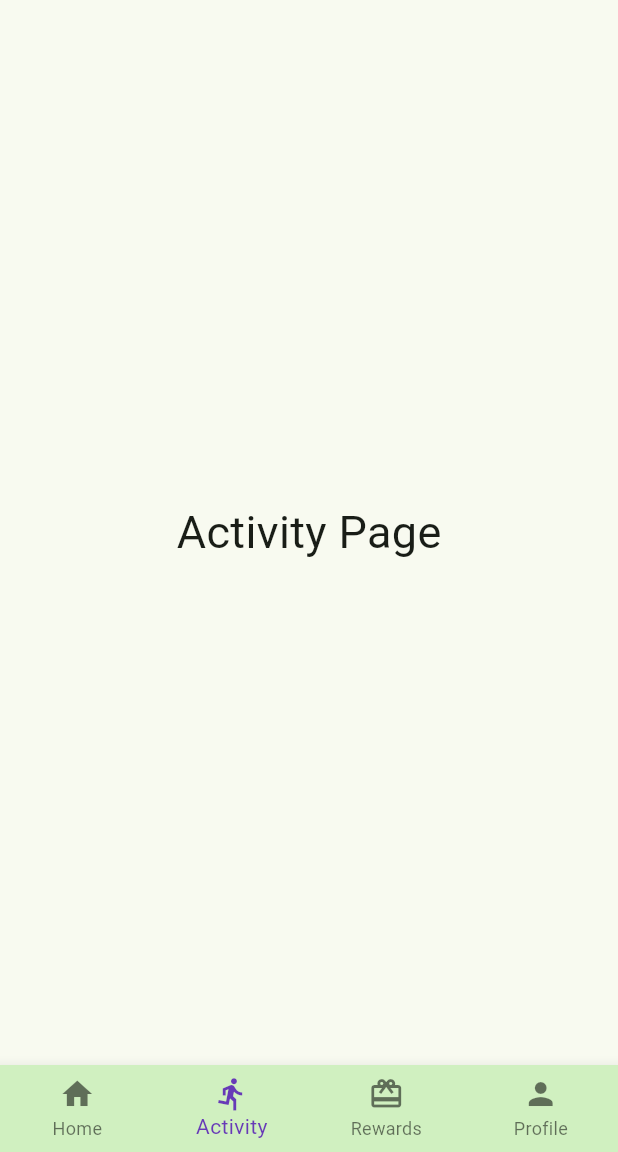
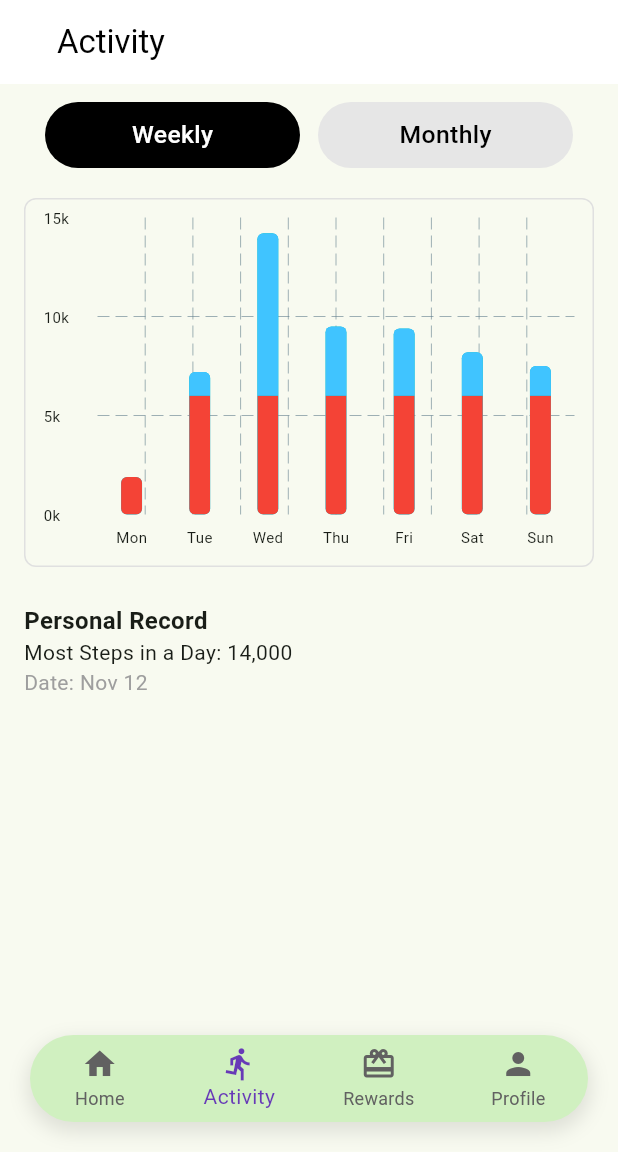
Before and after one commit to AceAsif/Steps4Perks-app, a Flutter app: the screen it shows after launch, item 2 of the bottom bar chosen, on a phone screen of 412 x 824 dp, the part 84-1236 px from its top. Run offline on Flutter 3.47's test engine with Material 3 defaults, Android fonts, the phone set to English and light mode, and no system bars; drawn by our look-alikes of fl_chart; our stand-ins replace syncfusion_flutter_gauges.

Commit message:
Updated the bottom navigation design. I made the activity page and the step bar chart. Also added a flutter library.

```diff
--- a/lib/features/bottomnavigation.dart
+++ b/lib/features/bottomnavigation.dart
@@ -1,6 +1,8 @@
 import 'package:flutter/material.dart';
 import 'package:myapp/view/homepage.dart'; // To use homepage.dart file code
 import 'package:myapp/view/rewardspage.dart'; // To use rewardspage.dart file code
+import 'package:myapp/view/activitypage.dart'; // To use activitypage.dart file code
+import 'package:myapp/view/profilepage.dart'; // To use profilepage.dart file code
 
 class Bottomnavigation extends StatefulWidget {
   const Bottomnavigation({super.key, required this.title});
@@ -14,17 +16,21 @@ class Bottomnavigation extends StatefulWidget {
 class _BottomnavigationState extends State<Bottomnavigation> {
   int _selectedIndex = 0;
 
-  //This part of the code is only for the content of the page
+  // This part of the code is only for the content of the page
   static const List<Widget> _widgetOptions = <Widget>[
     // Home page content
-    HomePageContent(), // This is the content for the Home page. This connects the 'Home' item of the bottom navigation bar to the HomePageContent widget.
+    HomePageContent(), // This is the content for the Home page. This connects the 'Home' item of the bottom
     // Activity page content
-    Center(child: Text('Activity Page', style: TextStyle(fontSize: 30))),
+    ActivityPage(),
     // Rewards page content
     RewardsPage(),
-    //Center(child: Text('Rewards Page', style: TextStyle(fontSize: 30))),
     // Profile page content
+    // Assuming ProfilePage also has a widget, replacing Center for consistency
+    // If ProfilePage is just a placeholder, you can keep Center or create a simple ProfilePageWidget
+    // For demonstration, let's assume it's ProfilePage() or a similar widget.
+    // If you don't have a ProfilePage widget yet, you can use:
     Center(child: Text('Profile Page', style: TextStyle(fontSize: 30))),
+    // Example: ProfilePage(),
   ];
 
   void _onItemTapped(int index) {
@@ -38,38 +44,66 @@ class _BottomnavigationState extends State<Bottomnavigation> {
     return Scaffold(
       appBar: AppBar(
         backgroundColor: Theme.of(context).colorScheme.inversePrimary,
-        // Here we take the value from the MyHomePage object that was created by
-        // the App.build method, and use it to set our appbar title.
         title: Text(widget.title),
       ),
-      body: _widgetOptions.elementAt(_selectedIndex),
-      bottomNavigationBar: BottomNavigationBar(
-        type:
-            BottomNavigationBarType
-                .fixed, // This helps to fix the more than 3 items disappering issue.
+      // Use Stack to place the page content and the floating navigation bar
+      body: Stack(
+        children: [
+          // This is the main content area of the selected page
+          _widgetOptions.elementAt(_selectedIndex),
+
+          // This positions the floating navigation bar at the bottom center
+          Align(
+            alignment: Alignment.bottomCenter,
+            child: Padding(
+              padding: const EdgeInsets.only(bottom: 20.0), // Adjust bottom padding as needed
+              child: Container(
+                margin: const EdgeInsets.symmetric(horizontal: 20.0), // Margin from left and right edges
+                decoration: BoxDecoration(
+                  color: const Color(0xFFD0F0C0), // Background color of the floating bar
+                  borderRadius: BorderRadius.circular(30.0), // Rounded corners
+                  boxShadow: [
+                    BoxShadow(
+                      color: Colors.black.withOpacity(0.1), // Shadow color
+                      spreadRadius: 2, // How much the shadow spreads
+                      blurRadius: 10, // How blurry the shadow is
+                      offset: const Offset(0, 5), // Offset of the shadow
+                    ),
+                  ],
+                ),
+                child: ClipRRect(
+                  borderRadius: BorderRadius.circular(30.0), // Clip content to rounded corners
+                  child: BottomNavigationBar(
+                    // Important: Set background color to transparent to see the Container's color
+                    backgroundColor: Colors.transparent,
+                    elevation: 0, // No shadow from the BottomNavigationBar itself
+                    type: BottomNavigationBarType.fixed, // Fixed type for more than 3 items
                     items: const <BottomNavigationBarItem>[
-          BottomNavigationBarItem(icon: Icon(Icons.home), label: 'Home'),
-
+                      BottomNavigationBarItem(
+                          icon: Icon(Icons.home), label: 'Home'),
                       BottomNavigationBarItem(
                         icon: Icon(Icons.directions_run),
                         label: 'Activity',
                       ),
-
                       BottomNavigationBarItem(
                         icon: Icon(Icons.card_giftcard),
                         label: 'Rewards',
                       ),
-
-          BottomNavigationBarItem(icon: Icon(Icons.person), label: 'Profile'),
+                      BottomNavigationBarItem(
+                          icon: Icon(Icons.person), label: 'Profile'),
                     ],
-
                     currentIndex: _selectedIndex,
-
-        selectedItemColor: Colors.deepPurple, // You can change this color
-
+                    selectedItemColor: Colors.deepPurple,
+                    unselectedItemColor: Colors.grey[700], // Adjust unselected color for visibility
                     onTap: _onItemTapped,
-        backgroundColor: Color(0xFFD0F0C0),
                   ),
+                ),
+              ),
+            ),
+          ),
+        ],
+      ),
+      // No bottomNavigationBar property here anymore
     );
   }
 }
--- /dev/null
+++ b/lib/features/step_bar_chart.dart
@@ -0,0 +1,126 @@
+import 'package:flutter/material.dart';
+import 'package:fl_chart/fl_chart.dart';
+
+class StepsBarChart extends StatefulWidget {
+  final List<String> labels; // Expecting: ['Mon', 'Tue', ..., 'Sun']
+  final List<double> stepValues;
+
+  const StepsBarChart({
+    Key? key,
+    required this.labels,
+    required this.stepValues,
+  }) : super(key: key);
+
+  @override
+  State<StepsBarChart> createState() => _StepsBarChartState();
+}
+
+class _StepsBarChartState extends State<StepsBarChart> {
+  @override
+  Widget build(BuildContext context) {
+    final maxSteps = widget.stepValues.reduce((a, b) => a > b ? a : b);
+    final maxY = (maxSteps <= 15000 ? 15000 : (maxSteps * 1.2)).clamp(0, 20000).toDouble();
+
+    return Padding(
+      padding: const EdgeInsets.symmetric(horizontal: 16.0, vertical: 8.0),
+      child: Column(
+        crossAxisAlignment: CrossAxisAlignment.start,
+        children: [
+          // Container with border and chart
+          Container(
+            padding: const EdgeInsets.all(12),
+            decoration: BoxDecoration(
+              border: Border.all(color: Colors.grey.shade300),
+              borderRadius: BorderRadius.circular(8),
+            ),
+            child: SizedBox(
+              height: 220,
+              child: BarChart(
+                BarChartData(
+                  alignment: BarChartAlignment.spaceAround,
+                  maxY: maxY,
+                  barTouchData: BarTouchData(enabled: false),
+                  titlesData: FlTitlesData(
+                    bottomTitles: AxisTitles(
+                      sideTitles: SideTitles(
+                        showTitles: true,
+                        getTitlesWidget: (value, meta) {
+                          final index = value.toInt();
+                          if (index >= 0 && index < widget.labels.length) {
+                            return SideTitleWidget(
+                              meta: meta,
+                              space: 8.0,
+                              child: Text(
+                                widget.labels[index],
+                                style: const TextStyle(fontSize: 10),
+                              ),
+                            );
+                          }
+                          return const SizedBox.shrink();
+                        },
+                      ),
+                    ),
+                    leftTitles: AxisTitles(
+                      sideTitles: SideTitles(
+                        showTitles: true,
+                        reservedSize: 36,
+                        getTitlesWidget: (value, _) {
+                          if (value % 5000 == 0) {
+                            return Text('${(value / 1000).toStringAsFixed(0)}k',
+                                style: const TextStyle(fontSize: 10));
+                          }
+                          return const SizedBox.shrink();
+                        },
+                      ),
+                    ),
+                    topTitles: AxisTitles(sideTitles: SideTitles(showTitles: false)),
+                    rightTitles: AxisTitles(sideTitles: SideTitles(showTitles: false)),
+                  ),
+                  gridData: FlGridData(show: true),
+                  borderData: FlBorderData(show: false),
+                  barGroups: List.generate(widget.stepValues.length, (index) {
+                    final value = widget.stepValues[index];
+                    final base = value.clamp(0, 6000).toDouble();
+                    final above = value > 6000 ? value - 6000 : 0;
+
+                    return BarChartGroupData(
+                      x: index,
+                      barRods: [
+                        BarChartRodData(
+                          toY: value,
+                          width: 14,
+                          borderRadius: BorderRadius.circular(4),
+                          rodStackItems: [
+                            BarChartRodStackItem(0, base, Colors.red),
+                            if (above > 0)
+                              BarChartRodStackItem(base, value, Colors.lightBlueAccent),
+                          ],
+                        ),
+                      ],
+                    );
+                  }),
+                ),
+              ),
+            ),
+          ),
+
+          const SizedBox(height: 24),
+
+          // Text below the chart
+          const Text(
+            'Personal Record',
+            style: TextStyle(fontSize: 16, fontWeight: FontWeight.bold),
+          ),
+          const Text(
+            'Most Steps in a Day: 14,000',
+            style: TextStyle(fontSize: 14),
+          ),
+          const Text(
+            'Date: Nov 12',
+            style: TextStyle(color: Colors.grey),
+          ),
+        ],
+      ),
+    );
+  }
+}
--- /dev/null
+++ b/lib/view/activitypage.dart
@@ -0,0 +1,98 @@
+import 'package:flutter/material.dart';
+import 'package:myapp/features/step_bar_chart.dart';
+
+class ActivityPage extends StatefulWidget {
+  const ActivityPage({Key? key}) : super(key: key);
+
+  @override
+  State<ActivityPage> createState() => _ActivityPageState();
+}
+
+class _ActivityPageState extends State<ActivityPage> {
+  int selectedTabIndex = 0; // 0 = Weekly, 1 = Monthly
+
+  @override
+  Widget build(BuildContext context) {
+    final screenWidth = MediaQuery.of(context).size.width;
+
+    return Scaffold(
+      appBar: AppBar(
+        title: const Padding(
+          padding: EdgeInsets.symmetric(horizontal: 22.0),
+          child: Text('Activity'),
+        ),
+        backgroundColor: Colors.white,
+        foregroundColor: Colors.black,
+        elevation: 0,
+      ),
+      body: Column(
+        children: [
+          // Tab Buttons
+          Padding(
+            padding: const EdgeInsets.symmetric(
+              horizontal: 30.0,
+              vertical: 12.0,
+            ),
+            child: Row(
+              children: [
+                _buildTabButton("Weekly", 0, screenWidth),
+                const SizedBox(width: 12),
+                _buildTabButton("Monthly", 1, screenWidth),
+              ],
+            ),
+          ),
+
+          // Content Based on Selected Tab
+          Expanded(
+            child:
+                selectedTabIndex == 0
+                    // This one is for the weekly bar chart
+                    ? StepsBarChart(
+                      labels: ['Mon', 'Tue', 'Wed', 'Thu', 'Fri', 'Sat', 'Sun'],
+                      stepValues: [1900, 7200, 14200, 9500, 9400, 8200, 7500],
+                    )
+                    // This one is for the monthly bar chart
+                    : StepsBarChart(
+                      labels: ['Jan', 'Feb', 'Mar', 'Apr', 'May', 'Jun', 'Jul', 'Aug', 'Sep', 'Oct', 'Nov', 'Dec'],
+                      stepValues: [5800, 6200, 7000, 8500, 9100],
+                    )
+          ),
+        ],
+      ),
+    );
+  }
+
+  Widget _buildTabButton(String label, int index, double screenWidth) {
+    final isSelected = selectedTabIndex == index;
+
+    return Expanded(
+      child: GestureDetector(
+        onTap: () {
+          setState(() {
+            selectedTabIndex = index;
+          });
+        },
+        child: Container(
+          padding: const EdgeInsets.symmetric(vertical: 10),
+          decoration: BoxDecoration(
+            color:
+                isSelected
+                    ? Colors.black
+                    : const Color.fromARGB(255, 230, 230, 230),
+            borderRadius: BorderRadius.circular(25),
+          ),
+          child: Center(
+            child: Text(
+              label,
+              style: TextStyle(
+                color: isSelected ? Colors.white : Colors.black,
+                fontWeight: FontWeight.w500,
+                fontSize: screenWidth * 0.04,
+              ),
+            ),
+          ),
+        ),
+      ),
+    );
+  }
+}
--- a/pubspec.yaml
+++ b/pubspec.yaml
@@ -40,6 +40,7 @@ dependencies:
   # The Flutter Gauges library includes the data visualization widgets
   # Linear Gauge and Radial Gauge (a.k.a. circular gauge) to create modern, interactive, animated gauges.
   syncfusion_flutter_gauges: ^29.2.11
+  fl_chart: ^1.0.0
 
 dev_dependencies:
   flutter_test:
```
Also changed, not shown: pubspec.lock. Lines whose indentation alone changed are shown as unchanged.
